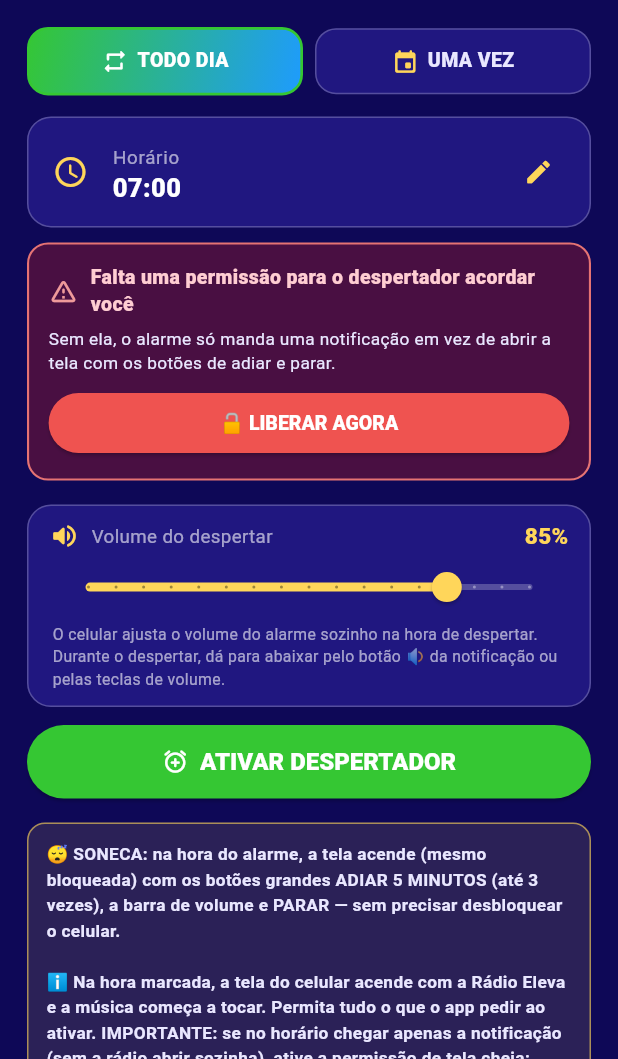
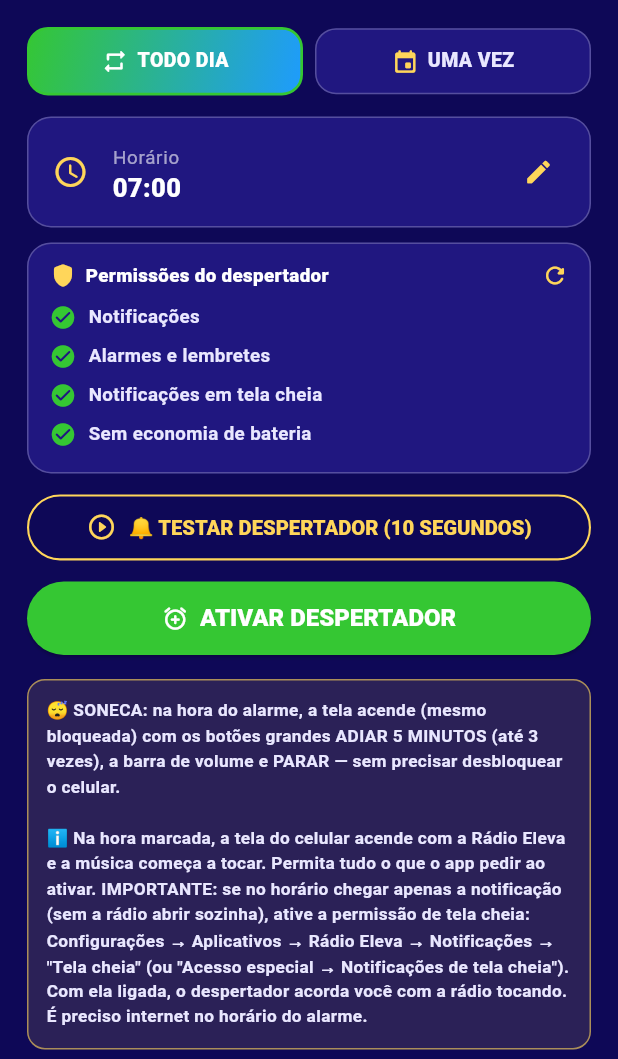
Before and after one commit to haroldoradialista-cmd/radio-eleva-app, a Flutter app: the DespertadorPage widget shown alone on an empty page, opened directly, on a phone screen of 412 x 824 dp, the part 177-1236 px from its top. Run offline on Flutter 3.47's test engine with Material 3 defaults, Android fonts, the light colour scheme and no system bars; our stand-ins replace firebase_core, firebase_messaging, flutter_local_notifications, google_mobile_ads, google_sign_in, just_audio and 3 more; accounts and stored records are empty; network calls fail.

Commit message:
Add files via upload

```diff
--- a/lib/paginas/despertador_page.dart
+++ b/lib/paginas/despertador_page.dart
@@ -15,8 +15,8 @@ class _DespertadorPageState extends State<DespertadorPage> {
   DateTime? _data;
   bool _ativo = false;
   String _resumo = '';
-  int _volume = 85; // volume do despertar (% do canal de alarme)
-  bool _telaCheiaOk = true;
+  Map<String, bool> _perms = {};
+  bool _testando = false;
 
   @override
   void initState() {
@@ -25,9 +25,7 @@ class _DespertadorPageState extends State<DespertadorPage> {
   }
 
   Future<void> _carregar() async {
-    DespertadorService.podeTelaCheia().then((ok) {
-      if (mounted) setState(() => _telaCheiaOk = ok);
-    });
+    _verificarPermissoes();
     final prefs = await SharedPreferences.getInstance();
     if (!mounted) return;
     setState(() {
@@ -39,8 +37,89 @@ class _DespertadorPageState extends State<DespertadorPage> {
       final d = prefs.getString('desp_data') ?? '';
       _data = d.isEmpty ? null : DateTime.tryParse(d);
       _resumo = prefs.getString('desp_resumo') ?? '';
-      _volume = prefs.getInt('desp_volume') ?? 85;
     });
+  }
+
+  Future<void> _verificarPermissoes() async {
+    final m = await DespertadorService.statusPermissoes();
+    if (mounted) setState(() => _perms = m);
+  }
+
+  Future<void> _testar() async {
+    setState(() => _testando = true);
+    try {
+      await DespertadorService.testarAgora();
+      if (mounted) {
+        ScaffoldMessenger.of(context).showSnackBar(SnackBar(
+          duration: Duration(seconds: 9),
+          backgroundColor: CoresEleva.verdeEscuro,
+          content: Text(
+              '⏰ Teste ativado! BLOQUEIE A TELA agora — em 10 segundos o despertador deve acordar o celular.'),
+        ));
+      }
+    } catch (e) {
+      if (mounted) {
+        ScaffoldMessenger.of(context).showSnackBar(SnackBar(
+            backgroundColor: Colors.red.shade700,
+            content: Text('Não consegui testar: $e')));
+      }
+    }
+    if (mounted) setState(() => _testando = false);
+  }
+
+  Widget _linhaPerm(String chave, String titulo, String porque) {
+    final ok = _perms[chave] ?? true;
+    return Padding(
+      padding: EdgeInsets.only(bottom: 8),
+      child: Row(
+        crossAxisAlignment: CrossAxisAlignment.start,
+        children: [
+          Icon(ok ? Icons.check_circle_rounded : Icons.error_rounded,
+              size: 18, color: ok ? CoresEleva.verde : Colors.red.shade300),
+          SizedBox(width: 8),
+          Expanded(
+            child: Column(
+              crossAxisAlignment: CrossAxisAlignment.start,
+              children: [
+                Text(titulo,
+                    style: TextStyle(
+                        fontSize: 12.5,
+                        fontWeight: FontWeight.w700,
+                        color: ok
+                            ? CoresEleva.brancoSuave
+                            : Colors.red.shade100)),
+                if (!ok)
+                  Text(porque,
+                      style: TextStyle(
+                          fontSize: 10.5,
+                          height: 1.35,
+                          color: CoresEleva.textoFraco)),
+              ],
+            ),
+          ),
+          if (!ok)
+            GestureDetector(
+              onTap: () async {
+                await DespertadorService.abrirPermissao(chave);
+                await Future.delayed(Duration(seconds: 1));
+                _verificarPermissoes();
+              },
+              child: Container(
+                padding: EdgeInsets.symmetric(horizontal: 10, vertical: 5),
+                decoration: BoxDecoration(
+                  color: Colors.red.shade400,
+                  borderRadius: BorderRadius.circular(8),
+                ),
+                child: Text('LIBERAR',
+                    style: TextStyle(
+                        fontSize: 10,
+                        fontWeight: FontWeight.w900,
+                        color: Colors.white)),
+              ),
+            ),
+        ],
+      ),
+    );
   }
 
   String _fmtHora(TimeOfDay h) =>
@@ -198,7 +277,6 @@ class _DespertadorPageState extends State<DespertadorPage> {
     await prefs.setInt('desp_min', _hora.minute);
     await prefs.setString('desp_data', _data?.toIso8601String() ?? '');
     await prefs.setString('desp_resumo', resumo);
-    await prefs.setInt('desp_volume', _volume);
     await prefs.setInt('desp_sonecas', 0); // as 3 sonecas voltam a valer
     if (mounted) {
       setState(() {
@@ -311,137 +389,81 @@ class _DespertadorPageState extends State<DespertadorPage> {
           valor: _fmtHora(_hora),
           aoTocar: _escolherHora,
         ),
-        if (!_telaCheiaOk)
-          Container(
-            margin: EdgeInsets.only(bottom: 12),
-            padding: EdgeInsets.all(13),
-            decoration: BoxDecoration(
-              color: Colors.red.shade900.withOpacity(0.35),
-              borderRadius: BorderRadius.circular(14),
-              border: Border.all(color: Colors.red.shade300, width: 1.4),
-            ),
-            child: Column(
-              crossAxisAlignment: CrossAxisAlignment.start,
-              children: [
-                Row(
-                  children: [
-                    Icon(Icons.warning_amber_rounded,
-                        color: Colors.red.shade200, size: 20),
-                    SizedBox(width: 8),
-                    Expanded(
-                      child: Text(
-                        'Falta uma permissão para o despertador acordar você',
-                        style: TextStyle(
-                            fontWeight: FontWeight.w800,
-                            fontSize: 13,
-                            color: Colors.red.shade100),
-                      ),
-                    ),
-                  ],
-                ),
-                SizedBox(height: 6),
-                Text(
-                  'Sem ela, o alarme só manda uma notificação em vez de abrir a tela com os botões de adiar e parar.',
-                  style: TextStyle(
-                      fontSize: 11.5,
-                      height: 1.4,
-                      color: CoresEleva.brancoSuave),
-                ),
-                SizedBox(height: 8),
-                SizedBox(
-                  width: double.infinity,
-                  child: ElevatedButton(
-                    onPressed: () async {
-                      await DespertadorService.abrirPermissaoTelaCheia();
-                      await Future.delayed(Duration(seconds: 1));
-                      final ok = await DespertadorService.podeTelaCheia();
-                      if (mounted) setState(() => _telaCheiaOk = ok);
-                    },
-                    style: ElevatedButton.styleFrom(
-                      backgroundColor: Colors.red.shade400,
-                      foregroundColor: Colors.white,
-                      padding: EdgeInsets.symmetric(vertical: 11),
-                      shape: RoundedRectangleBorder(
-                          borderRadius: BorderRadius.circular(22)),
-                      textStyle: TextStyle(
-                          fontSize: 13, fontWeight: FontWeight.w800),
-                    ),
-                    child: Text('🔓 LIBERAR AGORA'),
-                  ),
-                ),
-              ],
-            ),
-          ),
-
-        SizedBox(height: 4),
-
-        // ===== VOLUME DO DESPERTAR =====
+        // ===== PERMISSÕES DO DESPERTADOR =====
         Container(
           margin: EdgeInsets.only(bottom: 12),
-          padding: EdgeInsets.fromLTRB(14, 10, 14, 4),
+          padding: EdgeInsets.fromLTRB(14, 12, 14, 8),
           decoration: BoxDecoration(
             color: CoresEleva.azulMedio,
             borderRadius: BorderRadius.circular(16),
-            border: Border.all(color: CoresEleva.borda),
+            border: Border.all(
+                color: _perms.values.every((v) => v)
+                    ? CoresEleva.borda
+                    : Colors.red.shade300,
+                width: _perms.values.every((v) => v) ? 1 : 1.5),
           ),
           child: Column(
             crossAxisAlignment: CrossAxisAlignment.start,
             children: [
               Row(
                 children: [
-                  Icon(
-                      _volume <= 35
-                          ? Icons.volume_mute_rounded
-                          : _volume <= 70
-                              ? Icons.volume_down_rounded
-                              : Icons.volume_up_rounded,
-                      color: CoresEleva.dourado,
-                      size: 20),
-                  SizedBox(width: 8),
-                  Text('Volume do despertar',
+                  Icon(Icons.shield_rounded,
+                      size: 18, color: CoresEleva.dourado),
+                  SizedBox(width: 6),
+                  Text('Permissões do despertador',
                       style: TextStyle(
-                          fontSize: 12.5, color: CoresEleva.textoFraco)),
+                          fontSize: 12.5,
+                          fontWeight: FontWeight.w800,
+                          color: CoresEleva.branco)),
                   Spacer(),
-                  Text('$_volume%',
-                      style: TextStyle(
-                          fontSize: 15,
-                          fontWeight: FontWeight.w900,
-                          color: CoresEleva.dourado)),
+                  GestureDetector(
+                    onTap: _verificarPermissoes,
+                    child: Icon(Icons.refresh_rounded,
+                        size: 18, color: CoresEleva.dourado),
+                  ),
                 ],
               ),
-              SliderTheme(
-                data: SliderTheme.of(context).copyWith(
-                  activeTrackColor: CoresEleva.dourado,
-                  inactiveTrackColor: Colors.white24,
-                  thumbColor: CoresEleva.dourado,
-                  overlayColor: CoresEleva.dourado.withOpacity(0.15),
-                  trackHeight: 4,
+              SizedBox(height: 10),
+              _linhaPerm('notificacao', 'Notificações',
+                  'Sem ela o alarme não consegue tocar nem aparecer.'),
+              _linhaPerm('alarme', 'Alarmes e lembretes',
+                  'Sem ela o despertador não toca na hora exata.'),
+              _linhaPerm('telacheia', 'Notificações em tela cheia',
+                  'Sem ela a tela não acende com os botões de adiar e parar.'),
+              _linhaPerm('bateria', 'Sem economia de bateria',
+                  'A economia pode segurar o alarme e atrasar o despertar.'),
+              if (_perms.values.every((v) => v) && _perms.isNotEmpty)
+                Padding(
+                  padding: EdgeInsets.only(top: 2, bottom: 4),
+                  child: Text('Tudo liberado — pode dormir tranquilo! 🌙',
+                      style: TextStyle(
+                          fontSize: 11,
+                          fontWeight: FontWeight.w700,
+                          color: CoresEleva.verde)),
                 ),
-                child: Slider(
-                  value: _volume.toDouble(),
-                  min: 20,
-                  max: 100,
-                  divisions: 16,
-                  onChanged: (v) => setState(() => _volume = v.round()),
-                  onChangeEnd: (v) async {
-                    final prefs = await SharedPreferences.getInstance();
-                    await prefs.setInt('desp_volume', v.round());
-                  },
-                ),
-              ),
-              Padding(
-                padding: EdgeInsets.only(left: 2, bottom: 6),
-                child: Text(
-                  'O celular ajusta o volume do alarme sozinho na hora de despertar. Durante o despertar, dá para abaixar pelo botão 🔉 da notificação ou pelas teclas de volume.',
-                  style: TextStyle(
-                      fontSize: 10.5,
-                      height: 1.4,
-                      color: CoresEleva.textoFraco),
-                ),
-              ),
             ],
           ),
         ),
+
+        // ===== TESTE RÁPIDO =====
+        SizedBox(
+          width: double.infinity,
+          child: OutlinedButton.icon(
+            onPressed: _testando ? null : _testar,
+            style: OutlinedButton.styleFrom(
+              foregroundColor: CoresEleva.dourado,
+              side: BorderSide(color: CoresEleva.dourado, width: 1.4),
+              padding: EdgeInsets.symmetric(vertical: 12),
+              shape: RoundedRectangleBorder(
+                  borderRadius: BorderRadius.circular(26)),
+              textStyle:
+                  TextStyle(fontSize: 13.5, fontWeight: FontWeight.w800),
+            ),
+            icon: Icon(Icons.play_circle_outline_rounded, size: 20),
+            label: Text('🔔 TESTAR DESPERTADOR (10 SEGUNDOS)'),
+          ),
+        ),
+        SizedBox(height: 12),
 
         SizedBox(
           width: double.infinity,
--- a/lib/servicos/despertador_service.dart
+++ b/lib/servicos/despertador_service.dart
@@ -65,6 +65,32 @@ class DespertadorService {
     await _gravarAlarme(primeiro, true);
   }
 
+  /// Estado de cada permissão que o despertador precisa
+  static Future<Map<String, bool>> statusPermissoes() async {
+    try {
+      final r = await _canal
+          .invokeMethod('statusPermissoes')
+          .timeout(Duration(seconds: 4));
+      return Map<String, bool>.from(r as Map);
+    } catch (_) {
+      return {};
+    }
+  }
+
+  /// Abre direto a tela de configuração daquela permissão
+  static Future<void> abrirPermissao(String qual) async {
+    try {
+      await _canal
+          .invokeMethod('abrirPermissao', {'qual': qual})
+          .timeout(Duration(seconds: 4));
+    } catch (_) {}
+  }
+
+  /// Dispara um alarme de teste daqui a 10 segundos
+  static Future<void> testarAgora() async {
+    await _canal.invokeMethod('testarAgora').timeout(Duration(seconds: 4));
+  }
+
   /// Android 14+: a tela cheia do alarme exige permissão especial
   static Future<bool> podeTelaCheia() async {
     try {
--- a/pubspec.yaml
+++ b/pubspec.yaml
@@ -1,7 +1,7 @@
 name: radio_eleva
 description: Aplicativo oficial da Radio Eleva
 publish_to: 'none'
-version: 2.4.5+49
+version: 2.4.6+50
 
 environment:
   sdk: '>=3.3.0 <4.0.0'
```
Also changed, not shown: 1 other file.
